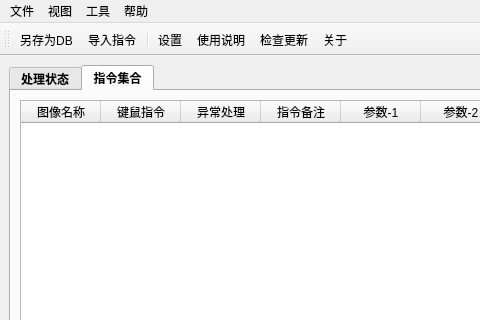
Above: 窗体/mainwindow.ui from FsterThanLight/automatic_clicker_2 before the change; both pictures show x 0 to 480 and y 0 to 320 of the 565 by 743 pixel window. Below: the same form after it.
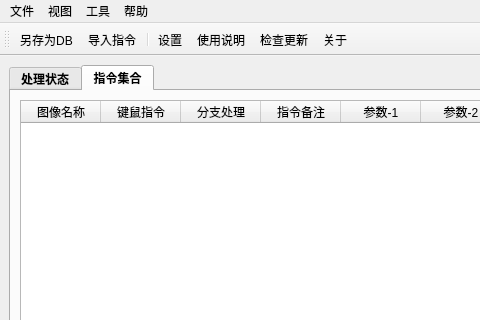
That is the form after the change. Icons and pictures are not drawn.

What changed in the file:
```diff
--- a/窗体/mainwindow.ui
+++ b/窗体/mainwindow.ui
@@ -41,6 +41,15 @@
            </color>
           </brush>
          </colorrole>
+         <colorrole role="PlaceholderText">
+          <brush brushstyle="NoBrush">
+           <color alpha="128">
+            <red>255</red>
+            <green>0</green>
+            <blue>0</blue>
+           </color>
+          </brush>
+         </colorrole>
         </active>
         <inactive>
          <colorrole role="Text">
@@ -52,6 +61,15 @@
            </color>
           </brush>
          </colorrole>
+         <colorrole role="PlaceholderText">
+          <brush brushstyle="NoBrush">
+           <color alpha="128">
+            <red>255</red>
+            <green>0</green>
+            <blue>0</blue>
+           </color>
+          </brush>
+         </colorrole>
         </inactive>
         <disabled>
          <colorrole role="Text">
@@ -63,6 +81,15 @@
            </color>
           </brush>
          </colorrole>
+         <colorrole role="PlaceholderText">
+          <brush brushstyle="NoBrush">
+           <color alpha="128">
+            <red>255</red>
+            <green>0</green>
+            <blue>0</blue>
+           </color>
+          </brush>
+         </colorrole>
         </disabled>
        </palette>
       </property>
@@ -194,6 +221,15 @@
                </color>
               </brush>
              </colorrole>
+             <colorrole role="PlaceholderText">
+              <brush brushstyle="NoBrush">
+               <color alpha="128">
+                <red>0</red>
+                <green>0</green>
+                <blue>255</blue>
+               </color>
+              </brush>
+             </colorrole>
             </active>
             <inactive>
              <colorrole role="Text">
@@ -214,6 +250,15 @@
                </color>
               </brush>
              </colorrole>
+             <colorrole role="PlaceholderText">
+              <brush brushstyle="NoBrush">
+               <color alpha="128">
+                <red>0</red>
+                <green>0</green>
+                <blue>255</blue>
+               </color>
+              </brush>
+             </colorrole>
             </inactive>
             <disabled>
              <colorrole role="Text">
@@ -234,6 +279,15 @@
                </color>
               </brush>
              </colorrole>
+             <colorrole role="PlaceholderText">
+              <brush brushstyle="NoBrush">
+               <color alpha="128">
+                <red>0</red>
+                <green>0</green>
+                <blue>255</blue>
+               </color>
+              </brush>
+             </colorrole>
             </disabled>
            </palette>
           </property>
@@ -308,7 +362,7 @@
           </column>
           <column>
            <property name="text">
-            <string>异常处理</string>
+            <string>分支处理</string>
            </property>
            <property name="textAlignment">
             <set>AlignCenter</set>
```
Left out of the diff: 62 changed lines with no effect on the pictures.
